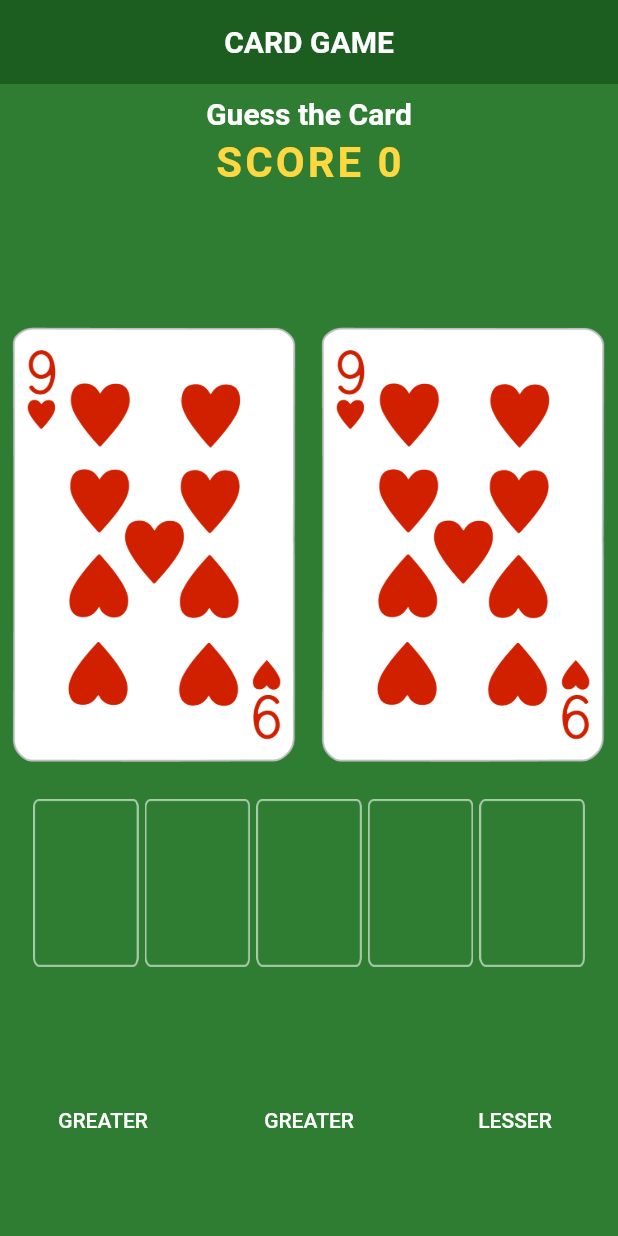
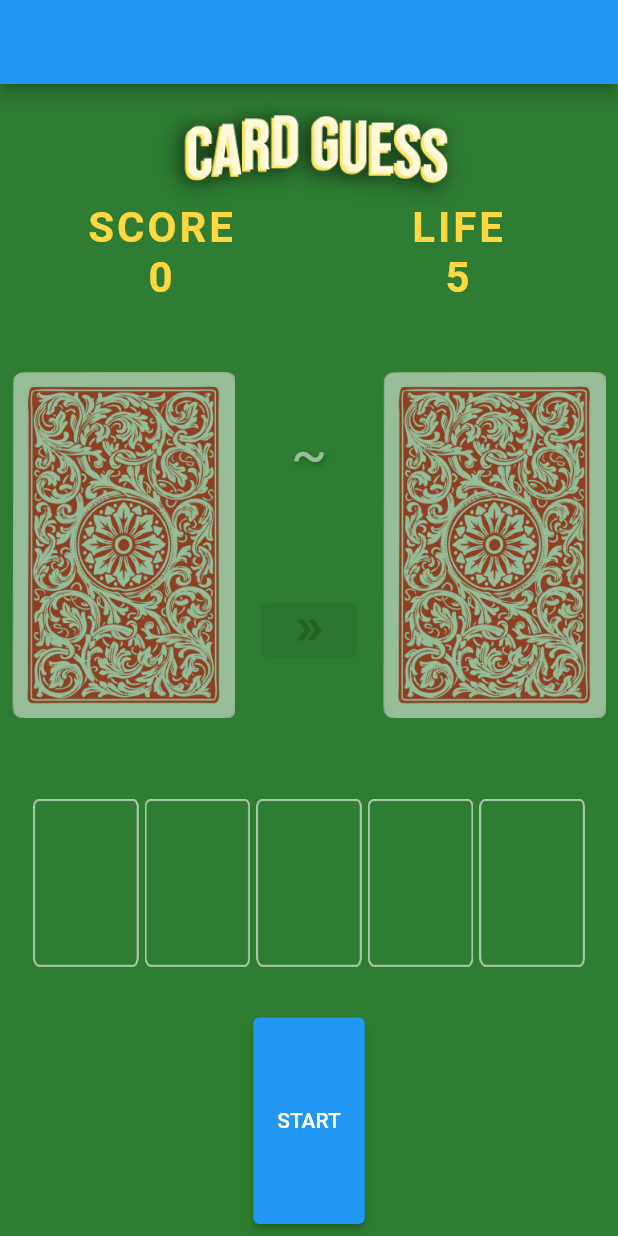
Before and after one commit to JoselleAmor/CardGame, a Flutter app: the screen it shows after launch, on a phone screen of 412 x 824 dp. Run offline on Flutter 3.47's test engine with Material 2 defaults, Android fonts, the phone set to English and light mode, and no system bars.

Commit message:
morning june 9

```diff
--- a/lib/m - Copy.dart
+++ b/lib/m - Copy.dart
@@ -60,6 +60,7 @@ class _NinjaCardState extends State<NinjaCard> {
                   padding: const EdgeInsets.all(8.0),
                   child: Column(
                     children: [
+
                       Text("Guess the Card",
                           textAlign: TextAlign.center,
                           style: const TextStyle(
--- a/lib/main.dart
+++ b/lib/main.dart
@@ -1,7 +1,9 @@
 //the imports that we need
 import 'package:flutter/material.dart';
 import 'CardList.dart';
+import 'parts.dart';
 import 'dart:math';
+
 
 void main() => runApp(MaterialApp(
   home: CardGame(),
@@ -25,22 +27,123 @@ class _CardGameState extends State<CardGame> {
   ];
 
   //these are the valuables that we need
-  int ninjaLevel = 0;
   Random random = Random();
-  int randomNumber = 34;
-  int score = 0;
+  int randomNumber = 0;
+  int score = 0, life = 5;
+  int operation = 0;
+  var pair = [52,52];
+  String guess = '~'; //show your guess
+  bool guessCard = false;
+  bool coverCard = true;
+  bool _isNextDisabled = true;
+  bool _isSolveDisabled = false;
+
+  bool GameButton = false;
+  bool StartButton = true;
+  double startopacity = .5;
+
+
+
+
 
 
   @override
+
+  void start(){
+    setState(() {
+      GameButton = true;
+      StartButton = false;
+      startopacity = 1;
+      pair[0] = random.nextInt(51);
+      pair[1] = random.nextInt(51);
+    });
+
+  }
+  bool status = false;
+  void greater()=> operation = 0;
+  void equal() => operation = 1;
+  void lesser() => operation = 2;
+  void solve(){
+    if(operation == 0){
+      if (card[pair[0]].value > card[pair[1]].value){
+        _isNextDisabled = false;
+        _isSolveDisabled = true;
+        status = true;
+        rotate(">");
+      }else{
+        setState((){
+          pair[0] = random.nextInt(51);
+          pair[1] = random.nextInt(51);
+          life--;
+        });
+      }
+    }
+    else if (operation == 1){
+      if (card[pair[0]].value == card[pair[1]].value){
+        _isNextDisabled = false;
+        _isSolveDisabled = true;
+        status = true;
+        rotate("=");
+      }else{
+        setState((){
+          pair[0] = random.nextInt(51);
+          pair[1] = random.nextInt(51);
+          life--;
+        });
+      }
+
+    }
+    else if (operation == 2){
+      if (card[pair[0]].value < card[pair[1]].value){
+        _isNextDisabled = false;
+        _isSolveDisabled = true;
+        status = true;
+        rotate("<");
+      }else{
+        setState((){
+          pair[0] = random.nextInt(51);
+          pair[1] = random.nextInt(51);
+          life--;
+        });
+      }
+
+    }
+  }
+
+
+  void rotate(String b){
+    setState(() {
+      guessCard = true;
+      coverCard = false;
+      guess = b;
+        for (int a = 0; a < 4; a++) {
+          RightCard[a] = RightCard[a + 1];
+        }
+        RightCard[4] = card[pair[0]].urlImage;
+        score++;
+    });
+  }
+
+
+  void next(){
+    setState(() {
+      pair[0] = random.nextInt(51);
+      pair[1] = random.nextInt(51);
+      guessCard = false;
+      coverCard = true;
+      guess = "~";
+    });
+    _isNextDisabled = true;
+    _isSolveDisabled = false;
+  }
+
+
+
   Widget build(BuildContext context) {
+
     return Scaffold(
       backgroundColor: Colors.green[800],
       appBar: AppBar(
-        title: Text('CARD GAME',
-            style: TextStyle(fontWeight: FontWeight.bold )),
-        centerTitle: true,
-        backgroundColor: Colors.green[900],
-        elevation:0,
       ),
 
       body: Column(
@@ -50,23 +153,8 @@ class _CardGameState extends State<CardGame> {
               padding: const EdgeInsets.all(8.0),
               child: Column(
                 children: [
-                  Text("Guess the Card",
-                      textAlign: TextAlign.center,
-                      style: const TextStyle(
-                        fontSize: 20.0,
-                        fontWeight: FontWeight.bold,
-                        color: Colors.white,
-                      )),
-                  SizedBox(height: 5.0),
-                  Text(
-                    'SCORE $score',
-                    style: TextStyle(
-                      color: Colors.amberAccent[200],
-                      letterSpacing: 2.0,
-                      fontSize: 28.0,
-                      fontWeight: FontWeight.bold,
-                    ),
-                  ),
+                  Expanded(flex:1,child:  Image.asset('assets/logo.png'),),
+                  Row(children: [display(score, "SCORE"), display(life, "LIFE"),])
                 ],
               )
             )
@@ -76,21 +164,54 @@ class _CardGameState extends State<CardGame> {
           //PART 2 - two cards
           Expanded(
             flex: 2,
+            child: AnimatedOpacity(
+              duration: Duration(seconds: 1),
+              opacity: startopacity,
               child: Row(
+                mainAxisAlignment: MainAxisAlignment.spaceEvenly,
                 children: <Widget>[
                   //Given Card
-                Expanded(flex: 1, child: Padding(
+                  Expanded(flex: 2, child: Padding(
                     padding: const EdgeInsets.all(8.0),
-                  child: Image.asset(card[randomNumber].urlImage),
+                    child: Image.asset(card[pair[0]].urlImage),
                   )
                   ),
+                  Expanded(flex:1, child: Column(
+                    mainAxisAlignment: MainAxisAlignment.spaceEvenly,
+                    children: [
+                      Text(guess,
+                          style: TextStyle(
+                              color: Colors.white,
+                              fontSize: 35,
+                              fontWeight: FontWeight.normal,
+                              fontStyle: FontStyle.normal,
+                              shadows:[Shadow(color:Colors.black54, offset:Offset(1,2), blurRadius: 4 ) ]
+                          )),
+                      ElevatedButton(onPressed: _isNextDisabled ? null : next,
+                      child: Icon(IconData(0xe1ff, fontFamily: 'MaterialIcons')),
+                      )
+                    ],
+
+                  )
+
+                  ),
                   //Guess Card
-                Expanded(flex: 1, child: Padding(
+                  Expanded(flex: 2, child: Column(
+                    mainAxisAlignment: MainAxisAlignment.center,
+                    children: [
+                      Visibility(child: Padding(
                         padding: const EdgeInsets.all(8.0),
-                  child: Image.asset(card[randomNumber].urlImage),
-                )
+                        child: Image.asset(card[52].urlImage),
+                      ), visible: coverCard),
+                      Visibility(child: Padding(
+                        padding: const EdgeInsets.all(8.0),
+                        child: Image.asset(card[pair[1]].urlImage),
+                      ), visible: guessCard),
+                    ],
+                  ),
                   ),
                 ],
+              ),
             ),
           ),
           //END OF PART 2
@@ -102,41 +223,12 @@ class _CardGameState extends State<CardGame> {
               padding: const EdgeInsets.fromLTRB(20, 10, 20, 20),
               child: Row(
                 children: <Widget>[
-                  //Right Guess Card 1
-                  Expanded(flex: 1,
-                      child: Padding(
-                        padding: const EdgeInsets.all(2.0),
-                        child: Image.asset(RightCard[0]),
-                      )
-                  ),
-                  //Right Guess Card 2
-                  Expanded(flex: 1,
-                      child: Padding(
-                        padding: const EdgeInsets.all(2.0),
-                        child: Image.asset(RightCard[1]),
-                      )
-                  ),
-                  //Right Guess Card 3
-                  Expanded(flex: 1,
-                      child: Padding(
-                        padding: const EdgeInsets.all(2.0),
-                        child: Image.asset(RightCard[2]),
-                      )
-                  ),
-                  //Right Guess Card 4
-                  Expanded(flex: 1,
-                      child: Padding(
-                        padding: const EdgeInsets.all(2.0),
-                        child: Image.asset(RightCard[3]),
-                      )
-                  ),
-                  //Right Guess Card 4
-                  Expanded(flex: 1,
-                      child: Padding(
-                        padding: const EdgeInsets.all(2.0),
-                        child: Image.asset(RightCard[4]),
-                      )
-                  ),
+                  //Right Guess Card
+                  card5(RightCard[0]),
+                  card5(RightCard[1]),
+                  card5(RightCard[2]),
+                  card5(RightCard[3]),
+                  card5(RightCard[4]),
                 ],
               ),
             ),
@@ -144,94 +236,40 @@ class _CardGameState extends State<CardGame> {
           //END OF PART 3
 
           //BUTTONS
-
-          Expanded(
+          Visibility(
+            child: Expanded(
               flex: 1,
               child: Row(
               mainAxisAlignment: MainAxisAlignment.spaceEvenly,
               children: <Widget>[
+                playButton(_isSolveDisabled,greater, solve, 'GREATER'), //GREATER BUTTON
+                playButton(_isSolveDisabled,equal, solve, 'EQUAL'), //EQUAL BUTTON
+                playButton(_isSolveDisabled,lesser, solve, 'LESSER'), //LESSER BUTTON
+              ],
+              ),
+            ),
+            visible: GameButton,
+          ),
 
-              //GREATER BUTTON
-              Expanded(
+          //START BUTTON
+          Visibility(
+            child: Expanded(
               child: Padding(
                 padding: const EdgeInsets.all(8.0),
-                  child: TextButton(
+                child: ElevatedButton(
                   style:ButtonStyle(
                     foregroundColor:MaterialStateProperty.all<Color>(Colors.white),
                   ),
                   onPressed: (){
                     setState((){
-                        int prev = card[randomNumber].value;
-                        randomNumber = random.nextInt(51);
-                        if(card[randomNumber].value > prev){
-                          for(int a = 0; a < 4; a++)
-                          {
-                            RightCard[a] = RightCard[a+1];
-                          }
-                          RightCard[4]=card[randomNumber].urlImage;
-                          score++;
-                        }
+                          start();
                     });
                   },
-                    child: Text('GREATER'),
+                  child: Text('START'),
                 ),
               ),
             ),
-
-              //EQUAL BUTTON
-              Expanded(
-                child: Padding(
-                  padding: const EdgeInsets.all(8.0),
-                  child: TextButton(
-                    style:ButtonStyle(
-                      foregroundColor:MaterialStateProperty.all<Color>(Colors.white),
-                    ),
-                    onPressed: (){
-                      setState((){
-                        int prev = card[randomNumber].value;
-                        randomNumber = random.nextInt(51);
-                        if(card[randomNumber].value == prev){
-                          for(int a = 0; a < 4; a++)
-                          {
-                            RightCard[a] = RightCard[a+1];
-                          }
-                          RightCard[4]=card[randomNumber].urlImage;
-                          score++;
-                        }
-                      });
-                    },
-                    child: Text('GREATER'),
-                  ),
-                ),
-              ),
-              //LESSER BUTTON
-              Expanded(
-                child: Padding(
-                  padding: const EdgeInsets.all(8.0),
-                  child: TextButton(
-                    style:ButtonStyle(
-                      foregroundColor:MaterialStateProperty.all<Color>(Colors.white),
-                    ),
-                    onPressed: (){
-                      setState((){
-                        int prev = card[randomNumber].value;
-                        randomNumber = random.nextInt(51);
-                        if(card[randomNumber].value < prev){
-                          for(int a = 0; a < 4; a++)
-                          {
-                            RightCard[a] = RightCard[a+1];
-                          }
-                          RightCard[4]=card[randomNumber].urlImage;
-                          score++;
-                        }
-                      });
-                    },
-                    child: Text('LESSER'),
-                  ),
-                ),
-              ),
-            ],
-            ),
+            visible: StartButton,
           ),
         ],
       ),
--- /dev/null
+++ b/lib/parts.dart
@@ -0,0 +1,62 @@
+import 'package:flutter/material.dart';
+
+//Lower 5 cards
+Widget card5(String s){
+  return Expanded(flex: 1,
+      child: Padding(
+        padding: const EdgeInsets.all(2.0),
+        child: Image.asset(s),
+      )
+  );
+}
+
+//buttons for guessing
+Widget playButton(bool a,void b(), void e(), String c){
+  void run(){
+    e();
+    b();
+  }
+  return Expanded(
+    child: Padding(
+      padding: const EdgeInsets.all(8.0),
+      child: ElevatedButton(
+        style:ButtonStyle(
+
+        ),
+        onPressed: a ? null : run,
+        child: Text(c),
+      ),
+    ),
+  );
+}
+
+//score things
+Widget display(int a, String b){
+  return Expanded(
+    flex: 1,
+    child: Center(
+      child: Column(
+        children: [
+          Text(
+            '$b',
+            style: TextStyle(
+              color: Colors.amberAccent[200],
+              letterSpacing: 2.0,
+              fontSize: 28.0,
+              fontWeight: FontWeight.bold,
+            ),
+          ),
+          Text(
+            '$a',
+            style: TextStyle(
+              color: Colors.amberAccent[200],
+              letterSpacing: 2.0,
+              fontSize: 28.0,
+              fontWeight: FontWeight.bold,
+            ),
+          ),
+        ],
+      ),
+    ),
+  );
+}
```
Also changed, not shown: lib/CardList.dart (+11 -1 lines), assets/back.png (added), assets/clr.png (added), assets/logo.png (added), assets/red.png (added), lib/methods.dart (added). Lines whose indentation alone changed are shown as unchanged.
